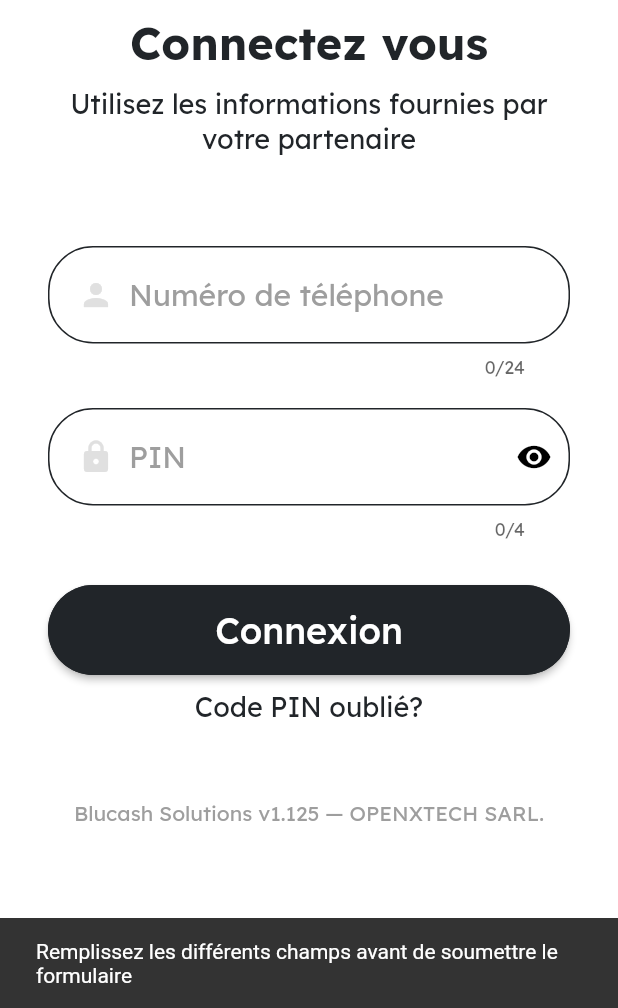
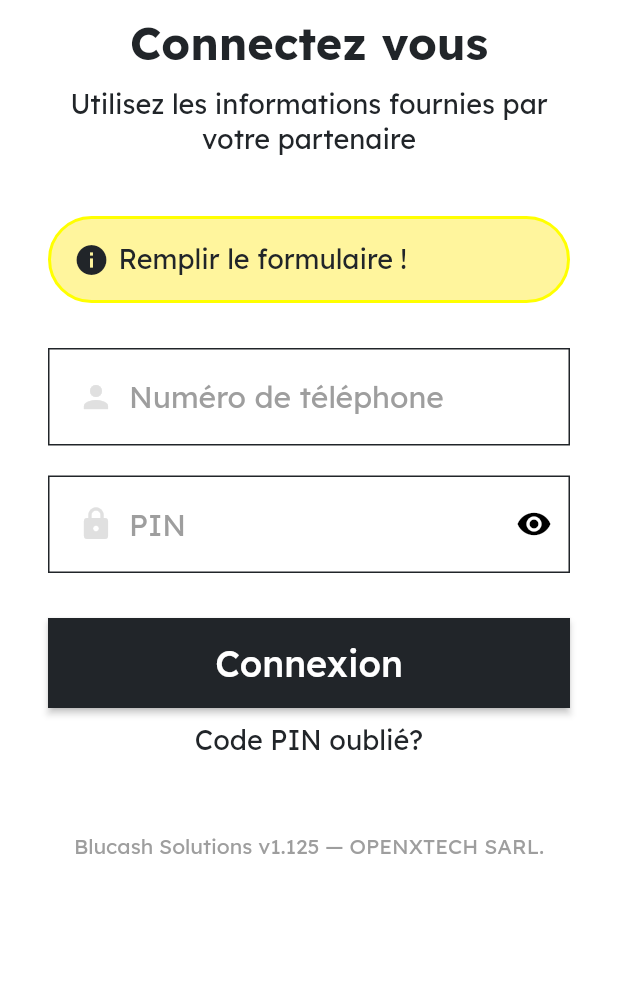
Before and after one commit to Instinctivement/blucash-client, a Flutter app: the LoginPage screen opened directly, after a tap on "Connexion", on a phone screen of 412 x 824 dp, the part 228-1236 px from its top. Run offline on Flutter 3.47's test engine with Material 2 defaults, Android fonts, the phone set to English and light mode, and no system bars; our stand-ins replace introduction_screen, shared_preferences; missing offline and left inert: qr_code_scanner; accounts and stored records are empty.

Commit message:
Avant implementation de la base de donnée en ligne

```diff
--- a/lib/pages/login.dart
+++ b/lib/pages/login.dart
@@ -3,8 +3,10 @@ import 'package:flutter/material.dart';
 import 'package:flutter/services.dart';
 import 'package:blucash_client/pages/homepage.dart';
 import 'package:blucash_client/tools/colors.dart';
+import 'package:blucash_client/tools/header.dart';
 import 'package:http/http.dart' as http;
 import 'package:shared_preferences/shared_preferences.dart';
+
 
 //import http package manually
 class LoginPage extends StatefulWidget {
@@ -19,85 +21,91 @@ class LoginPage extends StatefulWidget {
 class _LoginPage extends State<LoginPage> {
   late String errormsg;
   late bool error, showprogress;
-  late String userPhone, userPin;
+  late String phone, pin;
 
-  final _userPhone = TextEditingController();
-  final _userPin = TextEditingController();
+  final _phone = TextEditingController();
+  final _pin = TextEditingController();
 
-  void saveSession(String id, String name, String email, String phone,
-      String gender, String pin, String token) async {
+  void saveSession(String id, String name, String phone, String bid,
+      String bname, String balance, String token) async {
     SharedPreferences prefs = await SharedPreferences.getInstance();
     prefs.setString("id", json.encode(id));
     prefs.setString("name", json.encode(name));
-    prefs.setString("email", json.encode(email));
-    prefs.setString("gender", json.encode(gender));
     prefs.setString("phone", json.encode(phone));
-    prefs.setString("pin", json.encode(pin));
+    prefs.setString("bid", json.encode(bid));
+    prefs.setString("bname", json.encode(bname));
+    prefs.setString("balance", json.encode(balance));
     prefs.setString("login", json.encode(token));
   }
 
   void login() async {
-    if (_userPhone.text.isNotEmpty && _userPin.text.isNotEmpty) {
-      String apiurl = "http://192.168.8.110"; //api url
-      //dont use http://localhost , because emulator don't get that gender
-      var response = await http.post(Uri.parse(apiurl), body: {
-        'userPhone': userPhone, //get the userPhone text
-        'userPin': userPin //get userPin text
-      });
+    if (_phone.text.isNotEmpty && _pin.text.isNotEmpty) {
+      // String apiurl = "http://192.168.8.110"; //api url
+      //dont use http://localhost , because emulator don't get that bname
+      var url = Uri.parse('https://www.blucash.net/client/connect');
 
-      if (response.statusCode == 200) {
-        final jsondata = json.decode(response.body);
-        ScaffoldMessenger.of(context).showSnackBar(
-            SnackBar(content: Text("Token : ${jsondata['token']}")));
+      var response = await http.post(url, headers: header, body: {'phone': phone, 'pin': pin});
 
-        if (jsondata["error"]) {
-          setState(() {
+
+      print('Response status: ${response.statusCode}');
+      print('Response body: ${response.body}');
+      final jsondata = json.decode(response.body);
+             ScaffoldMessenger.of(context).showSnackBar(
+             SnackBar(content: Text("Token : ${jsondata['status']}")));
+
+        // try {
+        //   final response = await http.post(Uri.parse(apiurl), body: {
+        //         'phone': phone, //get the phone text
+        //         'pin': pin //get pin text
+        //       });
+
+        //   final jsondata = json.decode(response.body);
+        //         if (jsondata["error"]) {
+        //           setState(() {
+        //             showprogress = false; //don't show progress indicator
+        //             error = true;
+        //             errormsg = jsondata["message"];
+        //           });
+        //         } else {
+        //           if (jsondata["success"]) {
+        //             setState(() {
+        //               error = false;
+        //               showprogress = false;
+        //             });
+        //             //Here we will store a differents values and token in a shared_preferences
+        //             pageroute(
+        //                 jsondata["id"],
+        //                 jsondata["name"],
+        //                 jsondata["phone"],
+        //                 jsondata["bid"],
+        //                 jsondata["bname"],
+        //                 jsondata["balance"],
+        //                 jsondata['token']);
+        //           } else {
+        //             showprogress = false; //don't show progress indicator
+        //             error = true;
+        //             errormsg = "Something went wrong.";
+        //           }
+        //         }
+        // } catch (e) {
+        //   setState(() {
+        //     showprogress = false; //don't show progress indicator
+        //     error = true;
+        //     errormsg = "Pas de connexion internet !";
+        //   });
+        // }
+    } else {
+      setState(() {
             showprogress = false; //don't show progress indicator
             error = true;
-            errormsg = jsondata["message"];
+            errormsg = "Remplir le formulaire !";
           });
-        } else {
-          if (jsondata["success"]) {
-            setState(() {
-              error = false;
-              showprogress = false;
-            });
-            //Here we will store a differents values and token in a shared_preferences
-            pageroute(
-                jsondata["id"],
-                jsondata["name"],
-                jsondata["email"],
-                jsondata["phone"],
-                jsondata["gender"],
-                jsondata["pin"],
-                jsondata['token']);
-          } else {
-            showprogress = false; //don't show progress indicator
-            error = true;
-            errormsg = "Something went wrong.";
-          }
-        }
-      } else {
-        setState(() {
-          showprogress = false; //don't show progress indicator
-          error = true;
-          errormsg = "Error during connecting to server.";
-        });
-      }
-    } else {
-      ScaffoldMessenger.of(context).showSnackBar(const SnackBar(
-          content: Text(
-              "Remplissez les différents champs avant de soumettre le formulaire")));
-      setState(() {
-        //hide progress indicator on click
-        showprogress = false;
-      });
     }
   }
 
-  void pageroute(String id, String name, String email, String phone,
-      String gender, String pin, String token) async {
-    saveSession(id, name, email, phone, gender, pin, token);
+  void pageroute(String id, String name, String phone, String bid,
+      String bname, String balance, String token) async {
+    saveSession(id, name,  phone, bid, bname, balance, token);
     Navigator.of(context).pushAndRemoveUntil(
         MaterialPageRoute(builder: (context) => const HomePage()),
         (route) => false);
@@ -106,8 +114,8 @@ class _LoginPage extends State<LoginPage> {
   @override
   void initState() {
     super.initState();
-    userPhone = "";
-    userPin = "";
+    phone = "";
+    pin = "";
     errormsg = "";
     error = false;
     showprogress = false;
@@ -185,8 +193,8 @@ class _LoginPage extends State<LoginPage> {
             padding: const EdgeInsets.fromLTRB(0, 0, 0, 0),
             margin: const EdgeInsets.only(top: 10),
             child: TextField(
-              controller: _userPhone, //set userPhone controller
-              maxLength: 24,
+              controller: _phone, //set phone controller
+              maxLength: 32,
               keyboardType: TextInputType.number,
               inputFormatters: <TextInputFormatter>[
                 FilteringTextInputFormatter.digitsOnly
@@ -198,22 +206,22 @@ class _LoginPage extends State<LoginPage> {
                 icon: Icons.person,
               ),
               onChanged: (value) {
-                //set userPhone  text on change
-                userPhone = value;
+                //set phone  text on change
+                phone = value;
               },
             ),
           ),
           Container(
             padding: const EdgeInsets.only(top: 20, bottom: 10),
             child: TextField(
-              controller: _userPin, //set userPin controller
+              controller: _pin, //set pin controller
               style: const TextStyle(color: Colors.black45, fontSize: 20),
               keyboardType: TextInputType.number,
               inputFormatters: <TextInputFormatter>[
                 FilteringTextInputFormatter.digitsOnly
               ],
               obscureText: _obscureText,
-              maxLength: 4,
+              maxLength: 32,
               decoration: InputDecoration(
                 hintText: 'PIN', //show label as placeholder
                 hintStyle: TextStyle(
@@ -226,15 +234,16 @@ class _LoginPage extends State<LoginPage> {
                     )
                     //padding and icon for prefix
                     ),
+                    counter: const Offstage(),
 
                 contentPadding: const EdgeInsets.fromLTRB(30, 20, 30, 20),
                 enabledBorder: OutlineInputBorder(
-                    borderRadius: BorderRadius.circular(30),
+                    borderRadius: BorderRadius.circular(0.0),
                     borderSide: const BorderSide(
                         color: dark, width: 1)), //default border of input
 
                 focusedBorder: OutlineInputBorder(
-                    borderRadius: BorderRadius.circular(30),
+                    borderRadius: BorderRadius.circular(0.0),
                     borderSide: const BorderSide(
                         color: Colors.blueAccent, width: 1)), //focus border
 
@@ -258,8 +267,8 @@ class _LoginPage extends State<LoginPage> {
                 ), //set true if you want to show input background
               ),
               onChanged: (value) {
-                // change userPin text
-                userPin = value;
+                // change pin text
+                pin = value;
               },
             ),
           ),
@@ -274,7 +283,9 @@ class _LoginPage extends State<LoginPage> {
               width: double.infinity,
               child: ElevatedButton(
                 style: ElevatedButton.styleFrom(
-                  shape: const StadiumBorder(),
+                  shape: RoundedRectangleBorder(
+                                    borderRadius: BorderRadius.circular(0.0),
+                                  ),
                   primary: dark,
                 ),
                 onPressed: () async {
@@ -332,8 +343,7 @@ class _LoginPage extends State<LoginPage> {
     );
   }
 
-  InputDecoration myInputDecoration(
-      {required String label, required IconData icon}) {
+  InputDecoration myInputDecoration({required String label, required IconData icon}) {
     return InputDecoration(
       hintText: label, //show label as placeholder
       hintStyle:
@@ -346,15 +356,16 @@ class _LoginPage extends State<LoginPage> {
           )
           //padding and icon for prefix
           ),
+          counter: const Offstage(),
 
       contentPadding: const EdgeInsets.fromLTRB(30, 20, 30, 20),
       enabledBorder: OutlineInputBorder(
-          borderRadius: BorderRadius.circular(30),
+          borderRadius: BorderRadius.circular(0.0),
           borderSide: const BorderSide(
               color: dark, width: 1)), //default border of input
 
       focusedBorder: OutlineInputBorder(
-          borderRadius: BorderRadius.circular(30),
+          borderRadius: BorderRadius.circular(0.0),
           borderSide: const BorderSide(
               color: Colors.blueAccent, width: 1)), //focus border
 
@@ -372,7 +383,7 @@ class _LoginPage extends State<LoginPage> {
           borderRadius: BorderRadius.circular(30),
           color: alert,
           border: Border.all(color: Colors.yellowAccent, width: 2)),
-      child: Row(children: <Widget>[
+      child: Row(children:[
         Container(
           margin: const EdgeInsets.only(right: 6.00),
           child: const Icon(Icons.info, color: dark),
--- /dev/null
+++ b/lib/tools/header.dart
@@ -0,0 +1,3 @@
+Map<String, String> header = <String, String>{
+            "ACCEPT_LANGUAGE": "fr-FR,fr;q=0.9",
+        };
```
Also changed, not shown: lib/pages/homepage.dart (+22 -30 lines).
